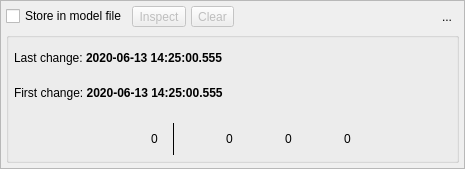
Qt form libs/libgui/ui/widgets/changelogwidget.ui (pgmodeler/pgmodeler) before a commit.
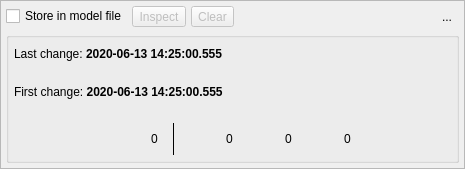
The same form after that commit. Icons and pictures are not drawn.

Commit message: Minor layout adjustment in DataGridWidget

Diff of the .ui file:
```diff
--- a/libs/libgui/ui/widgets/changelogwidget.ui
+++ b/libs/libgui/ui/widgets/changelogwidget.ui
@@ -243,7 +243,7 @@
           <number>5</number>
          </property>
          <property name="topMargin">
-          <number>5</number>
+          <number>0</number>
          </property>
          <property name="rightMargin">
           <number>5</number>
```
Left out of the diff: 42 changed lines with no effect on the pictures. The commit also changes 2 other files.
